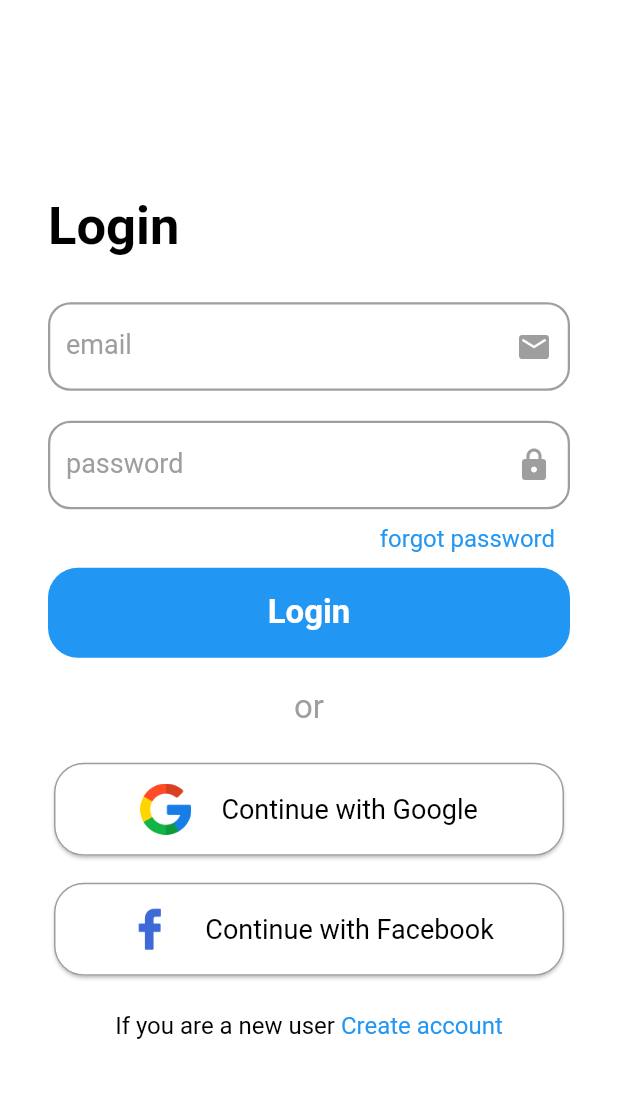
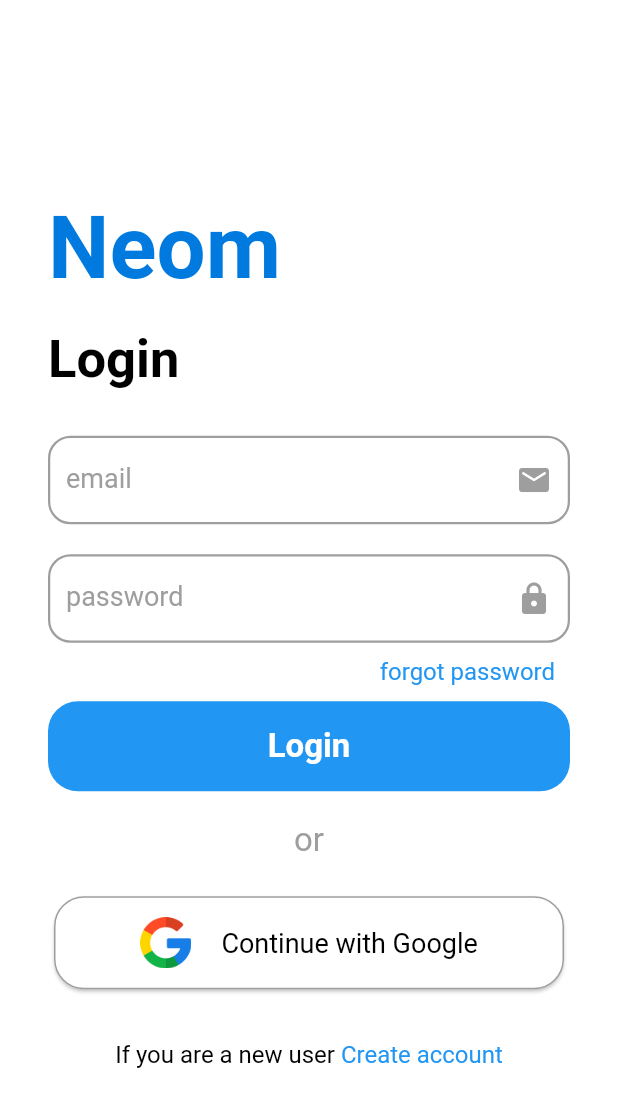
Before and after one commit to arjunannamalai/gdsc, a Flutter app: the screen it shows after launch, after a tap on "Login", on a phone screen of 412 x 824 dp. Shown: the top 1107 px of the screen. Run offline on Flutter 3.47's test engine with Material 2 defaults, Android fonts, the phone set to English and light mode, and no system bars; our stand-ins replace firebase_auth, firebase_core, google_sign_in; accounts and stored records are empty; network calls fail.

Commit message:
app title

```diff
--- a/lib/login.dart
+++ b/lib/login.dart
@@ -5,7 +5,6 @@
 import 'package:gdsc/homepage.dart';
 import 'package:gdsc/signup.dart';
 import 'package:firebase_auth/firebase_auth.dart';
-import 'package:google_sign_in/google_sign_in.dart';
 
 class Login extends StatefulWidget {
   const Login({Key? key}) : super(key: key);
@@ -31,6 +30,23 @@
               mainAxisAlignment: MainAxisAlignment.center,
               crossAxisAlignment: CrossAxisAlignment.center,
               children: <Widget>[
+                SizedBox(
+                  height: 20,
+                ),
+                Row(
+                  children: [
+                    Text(
+                      "Neom",
+                      style: TextStyle(
+                          fontSize: 58,
+                          fontWeight: FontWeight.bold,
+                          color: Color.fromARGB(255, 0, 122, 222)),
+                    ),
+                  ],
+                ),
+                SizedBox(
+                  height: 20,
+                ),
                 Row(
                   children: [
                     Text(
@@ -149,7 +165,7 @@
                   height: 20,
                 ),
                 InkWell(
-                  onTap: () async{
+                  onTap: () async {
                     await FirebaseServices().SignInGoogle();
                     Navigator.push(context,
                         MaterialPageRoute(builder: (context) => Homepage()));
@@ -185,33 +201,33 @@
                 SizedBox(
                   height: 10,
                 ),
-                Container(
-                  width: MediaQuery.of(context).size.width - 60,
-                  height: 70,
-                  child: Card(
-                    color: Colors.white,
-                    //elevation: 8,
-                    shape: RoundedRectangleBorder(
-                        borderRadius: BorderRadius.circular(20),
-                        side: BorderSide(width: 1, color: fieldcolor)),
-                    child: Row(
-                      mainAxisAlignment: MainAxisAlignment.center,
-                      children: [
-                        Image.asset(
-                          'images/facebook.png',
-                          scale: 15,
-                        ),
-                        SizedBox(
-                          width: 20,
-                        ),
-                        Text(
-                          "Continue with Facebook",
-                          style: TextStyle(color: Colors.black, fontSize: 18),
-                        )
-                      ],
-                    ),
-                  ),
-                ),
+                // Container(
+                //   width: MediaQuery.of(context).size.width - 60,
+                //   height: 70,
+                //   child: Card(
+                //     color: Colors.white,
+                //     //elevation: 8,
+                //     shape: RoundedRectangleBorder(
+                //         borderRadius: BorderRadius.circular(20),
+                //         side: BorderSide(width: 1, color: fieldcolor)),
+                //     child: Row(
+                //       mainAxisAlignment: MainAxisAlignment.center,
+                //       children: [
+                //         Image.asset(
+                //           'images/facebook.png',
+                //           scale: 15,
+                //         ),
+                //         SizedBox(
+                //           width: 20,
+                //         ),
+                //         Text(
+                //           "Continue with Facebook",
+                //           style: TextStyle(color: Colors.black, fontSize: 18),
+                //         )
+                //       ],
+                //     ),
+                //   ),
+                // ),
                 SizedBox(
                   height: 20,
                 ),
--- a/lib/signup.dart
+++ b/lib/signup.dart
@@ -5,7 +5,6 @@
 import 'package:gdsc/homepage.dart';
 import 'package:gdsc/login.dart';
 import 'package:firebase_auth/firebase_auth.dart';
-import 'package:google_sign_in/google_sign_in.dart';
 
 class SignUp extends StatefulWidget {
   const SignUp({Key? key}) : super(key: key);
@@ -33,6 +32,23 @@
               mainAxisAlignment: MainAxisAlignment.center,
               crossAxisAlignment: CrossAxisAlignment.center,
               children: <Widget>[
+                SizedBox(
+                  height: 20,
+                ),
+                Row(
+                  children: [
+                    Text(
+                      "Neom",
+                      style: TextStyle(
+                          fontSize: 58,
+                          fontWeight: FontWeight.bold,
+                          color: Color.fromARGB(255, 0, 122, 222)),
+                    ),
+                  ],
+                ),
+                SizedBox(
+                  height: 20,
+                ),
                 Row(
                   children: [
                     Text(
@@ -94,19 +110,6 @@
                 SizedBox(
                   height: 20,
                 ),
-                // Padding(
-                //   padding: const EdgeInsets.all(10.0),
-                //   child: Row(
-                //     mainAxisAlignment: MainAxisAlignment.end,
-                //     children: [
-                //       InkWell(
-                //           child: Text(
-                //         "forgot password",
-                //         style: TextStyle(color: Colors.blue, fontSize: 16),
-                //       )),
-                //     ],
-                //   ),
-                // ),
                 InkWell(
                   onTap: () async {
                     try {
@@ -188,33 +191,6 @@
                 SizedBox(
                   height: 10,
                 ),
-                Container(
-                  width: MediaQuery.of(context).size.width - 60,
-                  height: 70,
-                  child: Card(
-                    color: Colors.white,
-                    //elevation: 8,
-                    shape: RoundedRectangleBorder(
-                        borderRadius: BorderRadius.circular(20),
-                        side: BorderSide(width: 1, color: fieldcolor)),
-                    child: Row(
-                      mainAxisAlignment: MainAxisAlignment.center,
-                      children: [
-                        Image.asset(
-                          'images/facebook.png',
-                          scale: 15,
-                        ),
-                        SizedBox(
-                          width: 20,
-                        ),
-                        Text(
-                          "Continue with Facebook",
-                          style: TextStyle(color: Colors.black, fontSize: 18),
-                        )
-                      ],
-                    ),
-                  ),
-                ),
                 SizedBox(
                   height: 20,
                 ),
--- a/pubspec.yaml
+++ b/pubspec.yaml
@@ -37,6 +37,7 @@
   firebase_auth: ^3.8.0
   firebase_core: ^1.22.0
   google_sign_in: ^5.4.1
+  google_fonts: ^3.0.1
 
 dev_dependencies:
   flutter_test:
```
Also changed, not shown: images/logo.png (added), pubspec.lock, 1 other file.
